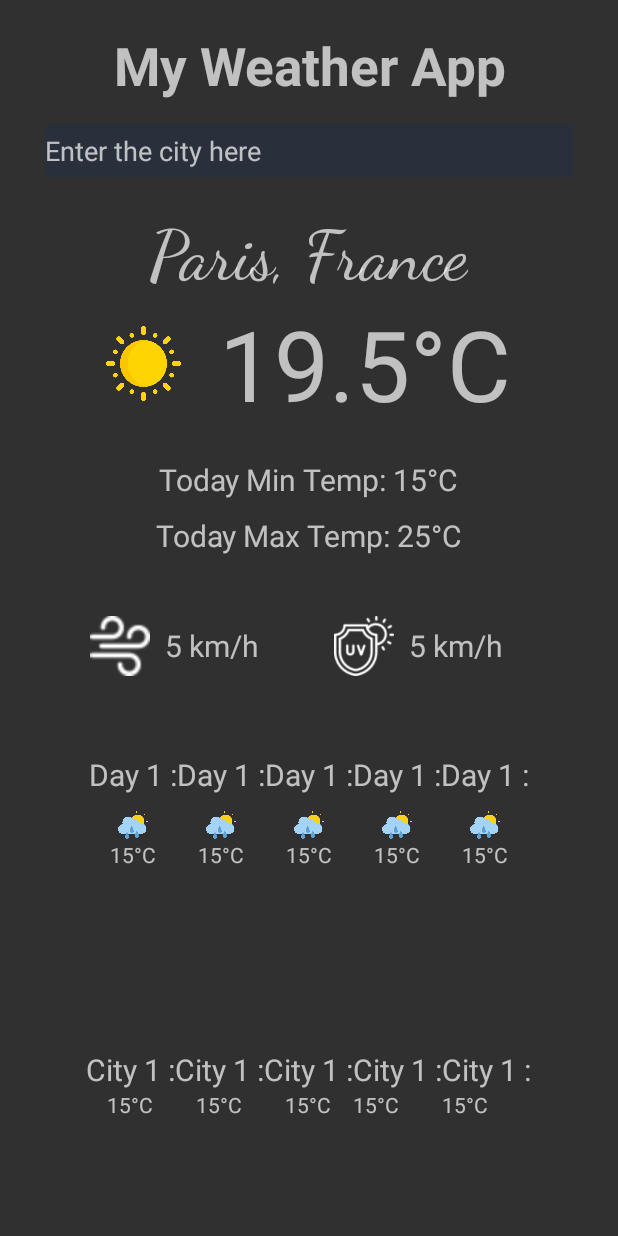
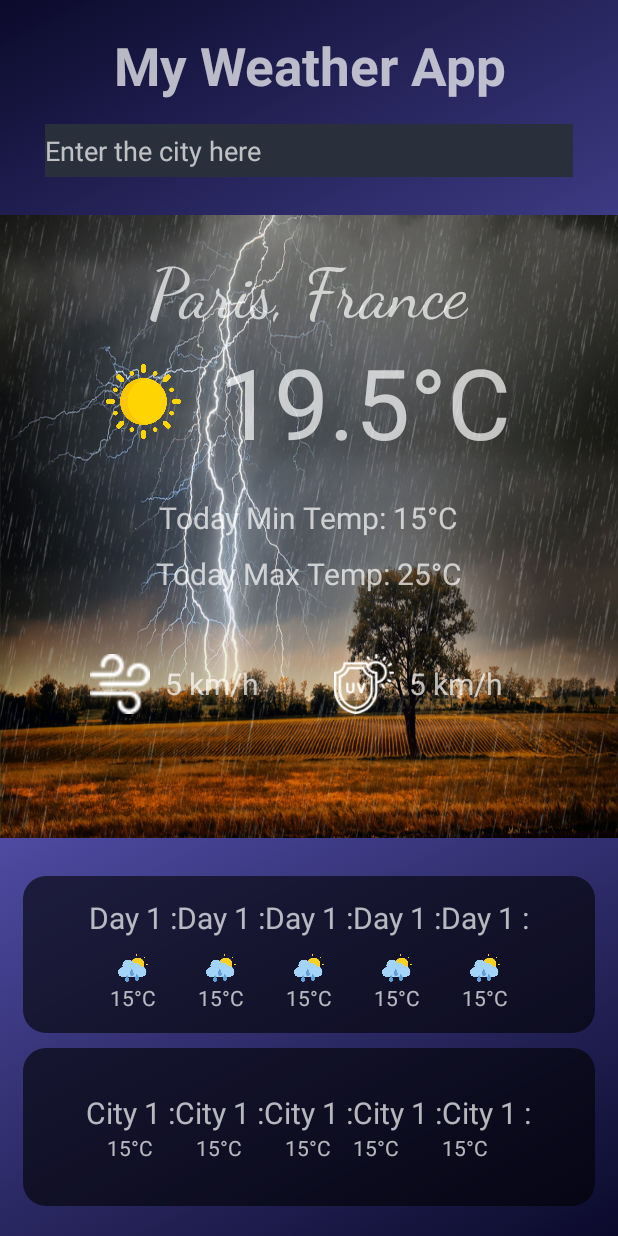
Before and after one commit to Anosy00/WeatherAppDevezeTheodore, an Android app built with Jetpack Compose: the screen it shows after launch (MainActivity), on a phone screen of 412 x 824 dp. Run offline under Robolectric (Android 15) with nearby library versions, the phone set to English and light mode, and no system bars.

Commit message:
Ending front-end

```diff
--- /dev/null
+++ b/WeatherApp2/androidApp/src/main/res/drawable/backgroundshape.xml
@@ -0,0 +1,13 @@
+<?xml version="1.0" encoding="utf-8"?>
+<selector xmlns:android="http://schemas.android.com/apk/res/android">
+    <item>
+        <shape>
+            <gradient
+                android:angle="135"
+                android:startColor="#0b0a2b"
+                android:centerColor="#5451ad"
+                android:endColor="#0b0a2b"
+                android:type="linear" />
+        </shape>
+    </item>
+</selector>
--- /dev/null
+++ b/WeatherApp2/androidApp/src/main/res/drawable/shape.xml
@@ -0,0 +1,10 @@
+<?xml version="1.0" encoding="utf-8"?>
+<shape xmlns:android="http://schemas.android.com/apk/res/android"
+    android:shape="rectangle">
+
+    <solid android:color="#99000000">
+    </solid>
+
+    <corners android:radius="15dp"></corners>
+
+</shape>
--- a/WeatherApp2/androidApp/src/main/res/layout/main_page_layout.xml
+++ b/WeatherApp2/androidApp/src/main/res/layout/main_page_layout.xml
@@ -2,7 +2,8 @@
 <LinearLayout xmlns:android="http://schemas.android.com/apk/res/android"
              android:orientation="vertical"
              android:layout_width="match_parent"
-             android:layout_height="match_parent">
+             android:layout_height="match_parent"
+    android:background="@drawable/backgroundshape">
 
     <TextView
         android:layout_width="match_parent"
@@ -21,61 +22,70 @@
         android:layout_marginRight="30dp"
         android:layout_marginLeft="30dp"
         android:layout_marginTop="15dp"
+        android:layout_marginBottom="25dp"
         />
+
+    <LinearLayout
+        android:layout_width="match_parent"
+        android:layout_height="415dp"
+        android:background="@drawable/stormsky"
+        android:orientation="vertical">
 
         <TextView
             android:layout_width="wrap_content"
             android:layout_height="wrap_content"
+            android:layout_gravity="center"
+            android:layout_marginTop="25dp"
+            android:fontFamily="cursive"
             android:text="Paris, France"
-        android:textSize="45dp"
-        android:layout_gravity="center"
-        android:fontFamily="cursive"
-        android:layout_marginTop="25dp"/>
+            android:textSize="45dp" />
 
         <LinearLayout
             android:layout_width="wrap_content"
             android:layout_height="wrap_content"
-        android:orientation="horizontal"
-        android:layout_gravity="center">
+            android:layout_gravity="center"
+            android:orientation="horizontal">
+
             <ImageView
                 android:layout_width="50dp"
                 android:layout_height="50dp"
-            android:src="@drawable/sun"
                 android:layout_gravity="center"
-            android:layout_marginRight="25dp"/>
+                android:layout_marginRight="25dp"
+                android:src="@drawable/sun" />
+
             <TextView
                 android:layout_width="wrap_content"
                 android:layout_height="wrap_content"
+                android:layout_gravity="center"
+                android:gravity="center"
                 android:text="19.5°C"
-            android:textSize="65dp"
-            android:layout_gravity="center"
-            android:gravity="center"/>
+                android:textSize="65dp" />
         </LinearLayout>
 
 
         <TextView
             android:layout_width="wrap_content"
             android:layout_height="wrap_content"
-        android:text="Today Min Temp: 15°C"
             android:layout_gravity="center"
             android:layout_marginTop="20dp"
-        android:textSize="20dp"/>
+            android:text="Today Min Temp: 15°C"
+            android:textSize="20dp" />
 
         <TextView
             android:layout_width="wrap_content"
             android:layout_height="wrap_content"
             android:layout_gravity="center"
+            android:layout_marginTop="10dp"
             android:text="Today Max Temp: 25°C"
-        android:textSize="20dp"
-        android:layout_marginTop="10dp"/>
+            android:textSize="20dp" />
 
         <LinearLayout
             android:layout_width="match_parent"
             android:layout_height="50dp"
-        android:orientation="horizontal"
+            android:layout_marginLeft="60dp"
             android:layout_marginTop="40dp"
-        android:layout_marginLeft="60dp"
-        android:layout_marginRight="60dp">
+            android:layout_marginRight="60dp"
+            android:orientation="horizontal">
 
             <LinearLayout
                 android:layout_width="wrap_content"
@@ -85,38 +95,41 @@
                 <ImageView
                     android:layout_width="40dp"
                     android:layout_height="40dp"
-                android:src="@drawable/wind"/>
+                    android:src="@drawable/wind" />
 
                 <TextView
                     android:layout_width="wrap_content"
                     android:layout_height="40dp"
+                    android:layout_marginLeft="10dp"
+                    android:gravity="center"
                     android:text="5 km/h"
-                android:textSize="20dp"
-                android:gravity="center"
-                android:layout_marginLeft="10dp"/>
+                    android:textSize="20dp" />
 
             </LinearLayout>
-
             <LinearLayout
                 android:layout_width="wrap_content"
                 android:layout_height="wrap_content"
-            android:orientation="horizontal"
-            android:layout_marginLeft="50dp">
+                android:layout_marginLeft="50dp"
+                android:orientation="horizontal">
 
                 <ImageView
                     android:layout_width="40dp"
                     android:layout_height="40dp"
-                android:src="@drawable/uvprotection"/>
+                    android:src="@drawable/uvprotection" />
 
                 <TextView
                     android:layout_width="wrap_content"
                     android:layout_height="40dp"
+                    android:layout_marginLeft="10dp"
+                    android:gravity="center"
                     android:text="5 km/h"
-                android:textSize="20dp"
-                android:gravity="center"
-                android:layout_marginLeft="10dp"/>
+                    android:textSize="20dp" />
 
             </LinearLayout>
+        </LinearLayout>
+
+
+
 
     </LinearLayout>
 
@@ -127,7 +140,11 @@
         android:layout_weight="1"
         android:orientation="horizontal"
         android:gravity="center"
-        android:layout_marginBottom="20dp">
+        android:layout_marginBottom="10dp"
+        android:layout_marginTop="25dp"
+        android:layout_marginRight="15dp"
+        android:layout_marginLeft="15dp"
+        android:background="@drawable/shape">
 
         <LinearLayout
             android:layout_width="wrap_content"
@@ -242,6 +259,9 @@
         android:layout_weight="1"
         android:orientation="horizontal"
         android:gravity="center"
+        android:layout_marginLeft="15dp"
+        android:layout_marginRight="15dp"
+        android:background="@drawable/shape"
         android:layout_marginBottom="20dp">
 
         <LinearLayout
```
Also changed, not shown: WeatherApp2/androidApp/src/main/res/drawable/cloudysky.png (added), WeatherApp2/androidApp/src/main/res/drawable/rainy.png (added), WeatherApp2/androidApp/src/main/res/drawable/storm.png (deleted), WeatherApp2/androidApp/src/main/res/drawable/stormsky.png (added), WeatherApp2/androidApp/src/main/res/drawable/sunnysky.png (added). Lines whose indentation alone changed are shown as unchanged.
